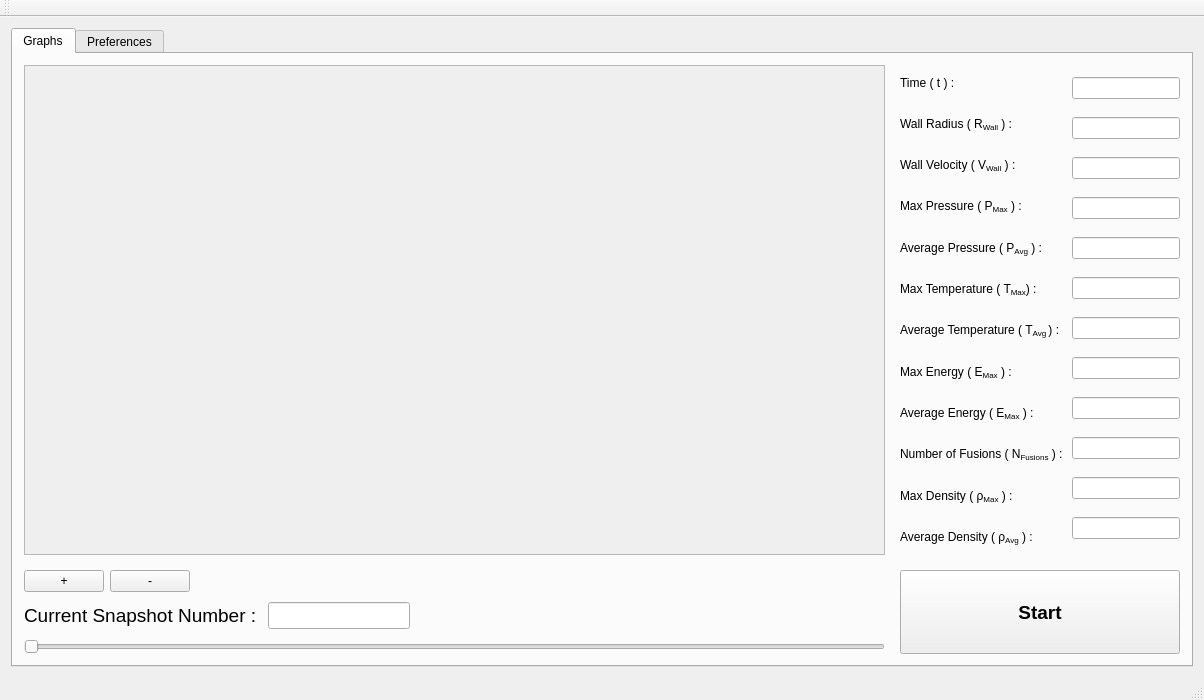
This is C++/DataVisualizer/DataVisualizer/DataVisualizerGUI.ui in edoabraham/Portfolio as Qt 5 draws it before an edit. The edited form follows.
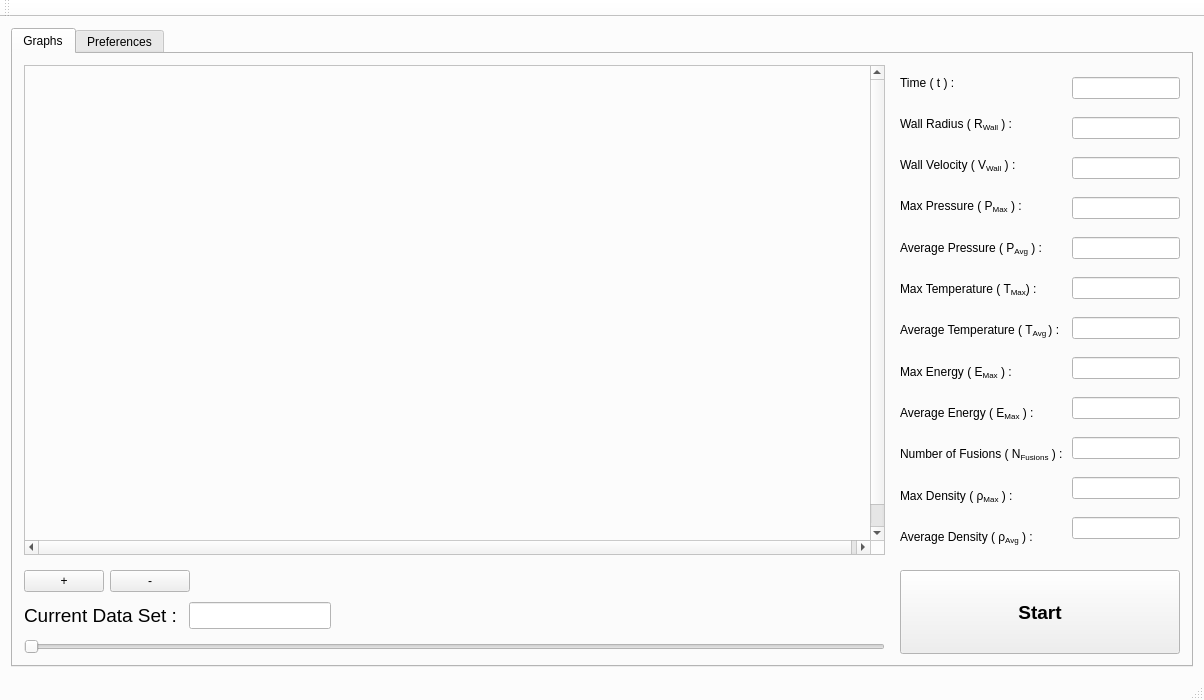
This is the edited form.

Commit message: Updated data visualizing apps.

```diff
--- a/C++/DataVisualizer/DataVisualizer/DataVisualizerGUI.ui
+++ b/C++/DataVisualizer/DataVisualizer/DataVisualizerGUI.ui
@@ -10,6 +10,70 @@
     <height>700</height>
    </rect>
   </property>
+  <property name="palette">
+   <palette>
+    <active>
+     <colorrole role="Base">
+      <brush brushstyle="SolidPattern">
+       <color alpha="255">
+        <red>255</red>
+        <green>255</green>
+        <blue>255</blue>
+       </color>
+      </brush>
+     </colorrole>
+     <colorrole role="Window">
+      <brush brushstyle="SolidPattern">
+       <color alpha="255">
+        <red>252</red>
+        <green>252</green>
+        <blue>252</blue>
+       </color>
+      </brush>
+     </colorrole>
+    </active>
+    <inactive>
+     <colorrole role="Base">
+      <brush brushstyle="SolidPattern">
+       <color alpha="255">
+        <red>255</red>
+        <green>255</green>
+        <blue>255</blue>
+       </color>
+      </brush>
+     </colorrole>
+     <colorrole role="Window">
+      <brush brushstyle="SolidPattern">
+       <color alpha="255">
+        <red>252</red>
+        <green>252</green>
+        <blue>252</blue>
+       </color>
+      </brush>
+     </colorrole>
+    </inactive>
+    <disabled>
+     <colorrole role="Base">
+      <brush brushstyle="SolidPattern">
+       <color alpha="255">
+        <red>252</red>
+        <green>252</green>
+        <blue>252</blue>
+       </color>
+      </brush>
+     </colorrole>
+     <colorrole role="Window">
+      <brush brushstyle="SolidPattern">
+       <color alpha="255">
+        <red>252</red>
+        <green>252</green>
+        <blue>252</blue>
+       </color>
+      </brush>
+     </colorrole>
+    </disabled>
+   </palette>
+  </property>
   <property name="windowTitle">
    <string>DataVisualizer</string>
   </property>
@@ -433,7 +497,7 @@
                </font>
               </property>
               <property name="text">
-               <string>Current Snapshot Number : </string>
+               <string>Current Data Set : </string>
               </property>
              </widget>
             </item>
@@ -504,8 +568,20 @@
         </item>
         <item row="0" column="0">
          <widget class="QScrollArea" name="GraphScrollArea">
+          <property name="focusPolicy">
+           <enum>Qt::ClickFocus</enum>
+          </property>
+          <property name="layoutDirection">
+           <enum>Qt::LeftToRight</enum>
+          </property>
+          <property name="verticalScrollBarPolicy">
+           <enum>Qt::ScrollBarAsNeeded</enum>
+          </property>
+          <property name="horizontalScrollBarPolicy">
+           <enum>Qt::ScrollBarAsNeeded</enum>
+          </property>
           <property name="widgetResizable">
-           <bool>true</bool>
+           <bool>false</bool>
           </property>
           <widget class="QWidget" name="scrollAreaWidgetContents">
            <property name="geometry">
@@ -516,21 +592,12 @@
              <height>498</height>
             </rect>
            </property>
-           <layout class="QGridLayout" name="gridLayout">
-            <item row="0" column="0">
-             <layout class="QFormLayout" name="GraphLayoutArea">
-              <property name="sizeConstraint">
-               <enum>QLayout::SetFixedSize</enum>
-              </property>
-              <property name="fieldGrowthPolicy">
-               <enum>QFormLayout::AllNonFixedFieldsGrow</enum>
-              </property>
-              <property name="rowWrapPolicy">
-               <enum>QFormLayout::DontWrapRows</enum>
-              </property>
-             </layout>
-            </item>
-           </layout>
+           <property name="sizePolicy">
+            <sizepolicy hsizetype="Preferred" vsizetype="Preferred">
+             <horstretch>0</horstretch>
+             <verstretch>0</verstretch>
+            </sizepolicy>
+           </property>
           </widget>
          </widget>
         </item>
```
Left out of the diff: 25 changed lines with no effect on the pictures. The commit also changes 169 other files.
